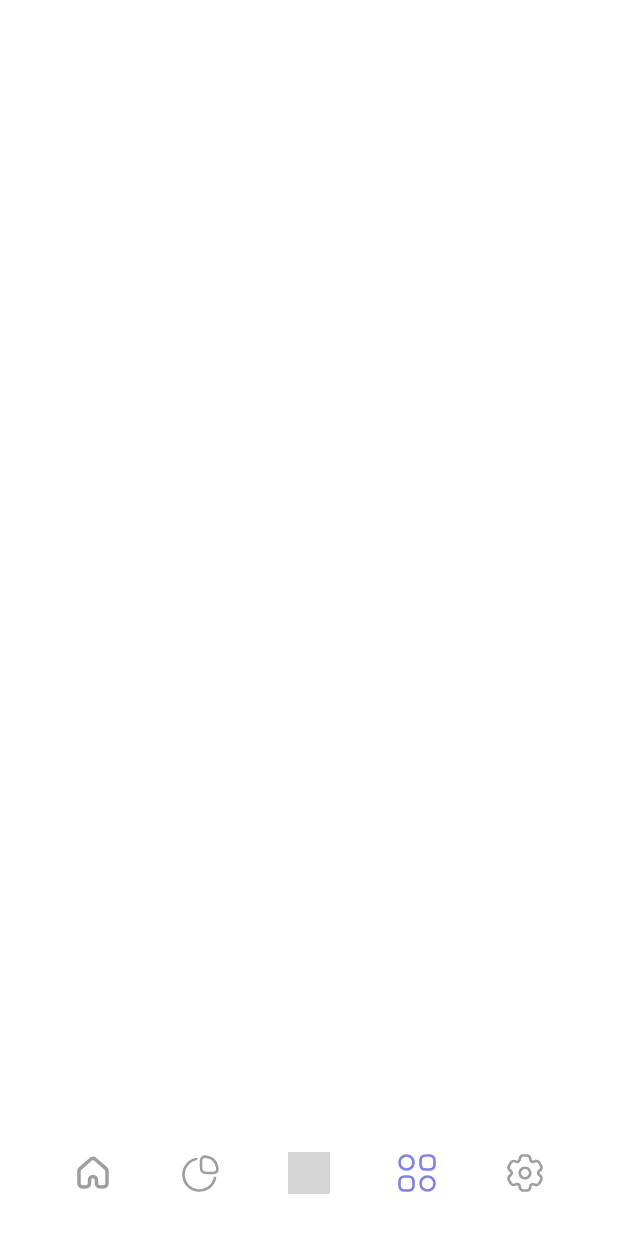
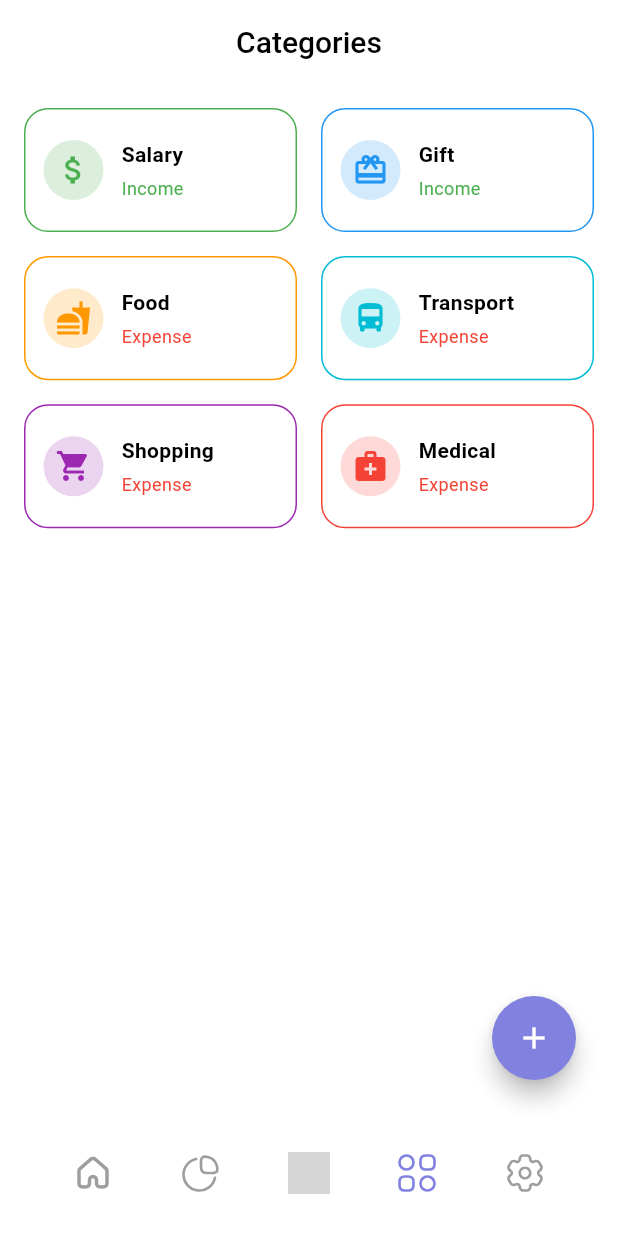
Before and after one commit to Samson-13/Budget-Tracker, a Flutter app: the screen it shows after launch, item 4 of the bottom bar chosen, on a phone screen of 412 x 824 dp. Shown: the top 1233 px of the screen. Run offline on Flutter 3.47's test engine with Material 3 defaults, Android fonts, the light colour scheme and no system bars; our stand-ins replace fl_chart, flutter_riverpod, flutter_svg, font_awesome_flutter, freezed_annotation, gap and 3 more; grey boxes are pictures that could not be loaded.

Commit message:
(Updated UI)

```diff
--- a/lib/l10n/app_en.arb
+++ b/lib/l10n/app_en.arb
@@ -10,6 +10,7 @@
   "notification_settings" : "Notification Settings",
   "title": "Title",
   "transactions" : "Transactions",
+  "categories" : "Categories",
   "sign_out" : "Sign Out",
   "enter_hoarding_title": "Enter Hoarding Title",
   "enter_location": "Enter Location",
--- a/lib/l10n/app_localizations.dart
+++ b/lib/l10n/app_localizations.dart
@@ -153,6 +153,12 @@ abstract class AppLocalizations {
   /// In en, this message translates to:
   /// **'Transactions'**
   String get transactions;
+
+  /// No description provided for @categories.
+  ///
+  /// In en, this message translates to:
+  /// **'Categories'**
+  String get categories;
 
   /// No description provided for @sign_out.
   ///
--- a/lib/l10n/app_localizations_en.dart
+++ b/lib/l10n/app_localizations_en.dart
@@ -37,6 +37,9 @@ class AppLocalizationsEn extends AppLocalizations {
 
   @override
   String get transactions => 'Transactions';
+
+  @override
+  String get categories => 'Categories';
 
   @override
   String get sign_out => 'Sign Out';
--- a/lib/ui/category/category.dart
+++ b/lib/ui/category/category.dart
@@ -1,5 +1,10 @@
+import 'package:budget_tracker/l10n/l10n.dart';
+import 'package:budget_tracker/ui/widget/custom_app_bar.dart';
+import 'package:budget_tracker/ui/widget/custom_floating_button.dart';
 import 'package:flutter/material.dart';
 import 'package:flutter_riverpod/flutter_riverpod.dart';
+
+import 'widget/category_tile_widget.dart';
 
 class CategoryScreen extends ConsumerStatefulWidget {
   const CategoryScreen({super.key});
@@ -9,8 +14,82 @@ class CategoryScreen extends ConsumerStatefulWidget {
 }
 
 class _CategoryScreenState extends ConsumerState<CategoryScreen> {
+  final List<Map<String, dynamic>> categories = [
+    {
+      'label': 'Salary',
+      'icon': Icons.attach_money,
+      'color': Colors.green,
+      'isIncome': true,
+    },
+    {
+      'label': 'Gift',
+      'icon': Icons.card_giftcard,
+      'color': Colors.blue,
+      'isIncome': true,
+    },
+    {
+      'label': 'Food',
+      'icon': Icons.fastfood,
+      'color': Colors.orange,
+      'isIncome': false,
+    },
+    {
+      'label': 'Transport',
+      'icon': Icons.directions_bus,
+      'color': Colors.cyan,
+      'isIncome': false,
+    },
+    {
+      'label': 'Shopping',
+      'icon': Icons.shopping_cart,
+      'color': Colors.purple,
+      'isIncome': false,
+    },
+    {
+      'label': 'Medical',
+      'icon': Icons.medical_services,
+      'color': Colors.red,
+      'isIncome': false,
+    },
+  ];
+
   @override
   Widget build(BuildContext context) {
-    return Container();
+    return Scaffold(
+      appBar: customAppBar(
+        context: context,
+        title: context.l10n.categories,
+        showBackButton: false,
+      ),
+      body: Stack(
+        children: [
+          Padding(
+            padding: const EdgeInsets.all(16),
+            child: GridView.builder(
+              itemCount: categories.length,
+              gridDelegate: const SliverGridDelegateWithFixedCrossAxisCount(
+                crossAxisCount: 2,
+                mainAxisSpacing: 16,
+                crossAxisSpacing: 16,
+                childAspectRatio: 2.2,
+              ),
+              itemBuilder: (context, index) {
+                final category = categories[index];
+                return buildCategoryTile(category);
+              },
+            ),
+          ),
+          Positioned(
+            bottom: 24,
+            right: 28,
+            child: AddButton(
+              onPressed: () {
+                // Open add category screen or dialog
+              },
+            ),
+          ),
+        ],
+      ),
+    );
   }
 }
--- /dev/null
+++ b/lib/ui/category/widget/category_tile_widget.dart
@@ -0,0 +1,40 @@
+import 'package:flutter/material.dart';
+
+Widget buildCategoryTile(Map<String, dynamic> category) {
+  return Container(
+    padding: const EdgeInsets.all(12),
+    decoration: BoxDecoration(
+      borderRadius: BorderRadius.circular(16),
+      border: Border.all(color: category['color']),
+    ),
+    child: Row(
+      children: [
+        CircleAvatar(
+          backgroundColor: category['color'].withOpacity(0.2),
+          child: Icon(category['icon'], color: category['color']),
+        ),
+        const SizedBox(width: 12),
+        Expanded(
+          child: Column(
+            crossAxisAlignment: CrossAxisAlignment.start,
+            mainAxisAlignment: MainAxisAlignment.center,
+            children: [
+              Text(
+                category['label'],
+                style: const TextStyle(fontWeight: FontWeight.w600),
+              ),
+              const SizedBox(height: 4),
+              Text(
+                category['isIncome'] ? 'Income' : 'Expense',
+                style: TextStyle(
+                  color: category['isIncome'] ? Colors.green : Colors.red,
+                  fontSize: 12,
+                ),
+              ),
+            ],
+          ),
+        ),
+      ],
+    ),
+  );
+}
--- a/lib/ui/transactions/widget/category_tile_widget.dart
+++ b/lib/ui/transactions/widget/category_tile_widget.dart
@@ -1,6 +1,6 @@
 import 'package:flutter/material.dart';
 
-Widget buildCategoryTile(Map<String, dynamic> item) {
+Widget buildTransactionTile(Map<String, dynamic> item) {
   return Container(
     decoration: BoxDecoration(
       borderRadius: BorderRadius.circular(16),
--- a/lib/ui/widget/custom_floating_button.dart
+++ b/lib/ui/widget/custom_floating_button.dart
@@ -7,15 +7,12 @@ class AddButton extends StatelessWidget {
 
   @override
   Widget build(BuildContext context) {
-    return Padding(
-      padding: const EdgeInsets.only(right: 40.0, bottom: 24.0),
-      child: Align(
-        alignment: Alignment.bottomRight,
-        child: FloatingActionButton(
-          onPressed: onPressed,
-          shape: const CircleBorder(),
-          child: const Icon(Icons.add),
-        ),
+    return Align(
+      alignment: Alignment.bottomRight,
+      child: FloatingActionButton(
+        onPressed: onPressed,
+        shape: const CircleBorder(),
+        child: const Icon(Icons.add),
       ),
     );
   }
```
Also changed, not shown: lib/ui/home/home.dart (+90 -9 lines), lib/ui/settings/settings.dart (+7 -2 lines), lib/ui/transactions/transactions.dart (+7 -3 lines), lib/ui/widget/summary_card_tile.dart (renamed from lib/ui/transactions/widget/summary_card_tile.dart, +7 -16 lines).
